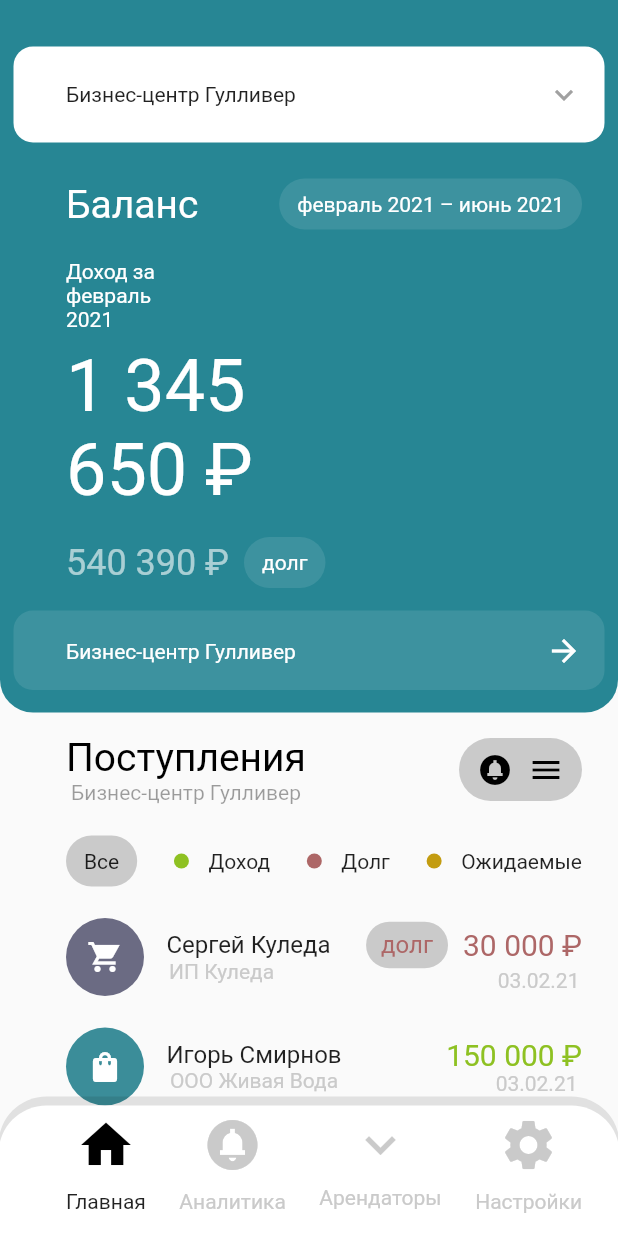
After one commit to GevorgKolikis/Lesson1, a Flutter app: the screen it shows after launch, on a phone screen of 412 x 824 dp. The commit adds this screen. Run offline on Flutter 3.47's test engine with Material 2 defaults, Android fonts, the phone set to English and light mode, and no system bars; missing offline and left inert: dart:html.

Commit message:
Add files via upload

```diff
--- /dev/null
+++ b/lib/Components/MejtexMas2.dart
@@ -0,0 +1,62 @@
+import 'package:flutter/material.dart';
+
+class mejtexiMas2 extends StatelessWidget {
+  const mejtexiMas2({Key? key}) : super(key: key);
+
+  @override
+  Widget build(BuildContext context) {
+    return Container(
+      margin: EdgeInsets.fromLTRB(9, 0, 9, 0),
+      padding: EdgeInsets.fromLTRB(35, 6, 15, 15),
+      child: Row(
+        mainAxisAlignment: MainAxisAlignment.spaceBetween,
+        children: [
+          Container(
+            decoration: BoxDecoration(
+              borderRadius: BorderRadiusDirectional.circular(60.0),
+              color: Color(0xffcacaca),
+            ),
+            padding: EdgeInsets.fromLTRB(12, 9, 12, 9),
+            child: Text('Все'),
+          ),
+          Row(
+            children: [
+              CircleAvatar(
+                backgroundColor: Color(0xff8EC122),
+                radius: 5,
+              ),
+              SizedBox(
+                width: 13,
+              ),
+              Text('Доход')
+            ],
+          ),
+          Row(
+            children: [
+              CircleAvatar(
+                backgroundColor: Color(0xffAD6767),
+                radius: 5,
+              ),
+              SizedBox(
+                width: 13,
+              ),
+              Text('Долг')
+            ],
+          ),
+          Row(
+            children: [
+              CircleAvatar(
+                backgroundColor: Color(0xffC39C10),
+                radius: 5,
+              ),
+              SizedBox(
+                width: 13,
+              ),
+              Text('Ожидаемые')
+            ],
+          ),
+        ],
+      ),
+    );
+  }
+}
--- /dev/null
+++ b/lib/Components/MejtexiMas.dart
@@ -0,0 +1,15 @@
+import 'package:flutter/material.dart';
+import 'MejtexMas2.dart';
+import 'MejtexiMas1.dart';
+
+class mejtexiMas extends StatelessWidget {
+  @override
+  Widget build(BuildContext context) {
+    return Column(
+      children: [
+        mejtexiMas1(),
+        mejtexiMas2(),
+      ],
+    );
+  }
+}
--- /dev/null
+++ b/lib/Components/MejtexiMas1.dart
@@ -0,0 +1,43 @@
+import 'package:flutter/material.dart';
+
+class mejtexiMas1 extends StatelessWidget {
+  const mejtexiMas1({Key? key}) : super(key: key);
+
+  @override
+  Widget build(BuildContext context) {
+    return Container(
+      margin: EdgeInsets.fromLTRB(9, 0, 9, 0),
+      padding: EdgeInsets.fromLTRB(35, 15, 15, 15),
+      child: Row(mainAxisAlignment: MainAxisAlignment.spaceBetween, children: [
+        Column(
+          children: [
+            Text(
+              'Поступления',
+              style: TextStyle(fontSize: 26, color: Colors.black),
+            ),
+            Text(
+              'Бизнес-центр Гулливер',
+              style: TextStyle(fontSize: 14, color: Colors.black38),
+            ),
+          ],
+        ),
+        Container(
+          decoration: BoxDecoration(
+            borderRadius: BorderRadiusDirectional.circular(60.0),
+            color: Color(0xffcacaca),
+          ),
+          padding: EdgeInsets.fromLTRB(12, 9, 12, 9),
+          child: Row(
+            children: [
+              Icon(Icons.circle_notifications_sharp, color: Colors.black),
+              SizedBox(
+                width: 10,
+              ),
+              Icon(Icons.menu, color: Colors.black),
+            ],
+          ),
+        ),
+      ]),
+    );
+  }
+}
--- /dev/null
+++ b/lib/Components/NerqeviMas.dart
@@ -0,0 +1,17 @@
+import 'package:flutter/material.dart';
+import 'NerqeviMas1.dart';
+import 'NerqeviMas2.dart';
+import 'NerqeviMas3.dart';
+
+class nerqeviMas extends StatelessWidget {
+  @override
+  Widget build(BuildContext context) {
+    return Column(
+      children: [
+        nerqeviMas1(),
+        nerqeviMas2(),
+        nerqeviMas3(),
+      ],
+    );
+  }
+}
--- /dev/null
+++ b/lib/Components/NerqeviMas1.dart
@@ -0,0 +1,98 @@
+import 'package:flutter/material.dart';
+
+class nerqeviMas1 extends StatelessWidget {
+  const nerqeviMas1({Key? key}) : super(key: key);
+
+  @override
+  Widget build(BuildContext context) {
+    return Container(
+      margin: EdgeInsets.fromLTRB(9, 0, 9, 0),
+      padding: EdgeInsets.fromLTRB(35, 6, 15, 15),
+      child: Row(
+        mainAxisAlignment: MainAxisAlignment.spaceBetween,
+        children: [
+          Row(children: [
+            CircleAvatar(
+              radius: 26,
+              backgroundColor: Color(0xff6B6B83),
+              child: Icon(Icons.shopping_cart_sharp, color: Colors.white),
+            ),
+            SizedBox(
+              width: 15,
+            ),
+            Column(
+              children: [
+                Text(
+                  'Сергей Куледа',
+                  style: TextStyle(fontSize: 16),
+                ),
+                Row(
+                  mainAxisAlignment: MainAxisAlignment.spaceBetween,
+                  children: [
+                    Text(
+                      'ИП Куледа',
+                      style: TextStyle(fontSize: 14, color: Color(0xffcacaca)),
+                    ),
+                    SizedBox(
+                      width: 36,
+                    )
+                  ],
+                )
+              ],
+            )
+          ]),
+          Row(
+            children: [
+              SizedBox(
+                width: 15,
+              ),
+              Column(
+                children: [
+                  Row(
+                    children: [
+                      Container(
+                        padding: EdgeInsets.fromLTRB(10, 6, 10, 6),
+                        decoration: BoxDecoration(
+                          borderRadius: BorderRadius.all(Radius.circular(20)),
+                          // bottomLeft: Radius.circular(22),
+                          // bottomRight: Radius.circular(22),
+                          color: Color(0xffcacaca),
+                        ),
+                        child: Text(
+                          'долг',
+                          style:
+                              TextStyle(fontSize: 16, color: Color(0xffAD6767)),
+                        ),
+                      ),
+                      SizedBox(
+                        width: 10,
+                      ),
+                      Text(
+                        '30 000 ₽',
+                        style:
+                            TextStyle(fontSize: 20, color: Color(0xffAD6767)),
+                      ),
+                    ],
+                  ),
+                  Row(
+                    mainAxisAlignment: MainAxisAlignment.spaceBetween,
+                    children: [
+                      SizedBox(
+                        width: 86,
+                      ),
+                      Text(
+                        '03.02.21',
+                        style:
+                            TextStyle(fontSize: 14, color: Color(0xffcacaca)),
+                      )
+                    ],
+                  )
+                ],
+              )
+            ],
+          )
+        ],
+      ),
+    );
+  }
+}
--- /dev/null
+++ b/lib/Components/NerqeviMas2.dart
@@ -0,0 +1,76 @@
+import 'package:flutter/material.dart';
+
+class nerqeviMas2 extends StatelessWidget {
+  const nerqeviMas2({Key? key}) : super(key: key);
+
+  @override
+  Widget build(BuildContext context) {
+    return Container(
+      margin: EdgeInsets.fromLTRB(9, 0, 9, 0),
+      padding: EdgeInsets.fromLTRB(35, 6, 15, 15),
+      child: Row(
+        mainAxisAlignment: MainAxisAlignment.spaceBetween,
+        children: [
+          Row(children: [
+            CircleAvatar(
+              radius: 26,
+              backgroundColor: Color(0xff3B8D99),
+              child: Icon(Icons.shopping_bag, color: Colors.white),
+            ),
+            SizedBox(
+              width: 15,
+            ),
+            Column(
+              children: [
+                Text(
+                  'Игорь Смирнов',
+                  style: TextStyle(fontSize: 16),
+                ),
+                Text(
+                  'ООО Живая Вода',
+                  style: TextStyle(fontSize: 14, color: Color(0xffcacaca)),
+                ),
+              ],
+            )
+          ]),
+          Row(
+            children: [
+              SizedBox(
+                width: 15,
+              ),
+              Column(
+                children: [
+                  Row(
+                    children: [
+                      SizedBox(
+                        width: 10,
+                      ),
+                      Text(
+                        '150 000 ₽',
+                        style:
+                            TextStyle(fontSize: 20, color: Color(0xff8EC122)),
+                      ),
+                    ],
+                  ),
+                  Row(
+                    mainAxisAlignment: MainAxisAlignment.spaceBetween,
+                    children: [
+                      SizedBox(
+                        width: 40,
+                      ),
+                      Text(
+                        '03.02.21',
+                        style:
+                            TextStyle(fontSize: 14, color: Color(0xffcacaca)),
+                      )
+                    ],
+                  )
+                ],
+              )
+            ],
+          )
+        ],
+      ),
+    );
+  }
+}
--- /dev/null
+++ b/lib/Components/NerqeviMas3.dart
@@ -0,0 +1,83 @@
+import 'package:flutter/material.dart';
+
+class nerqeviMas3 extends StatelessWidget {
+  const nerqeviMas3({Key? key}) : super(key: key);
+
+  @override
+  Widget build(BuildContext context) {
+    return Container(
+      margin: EdgeInsets.fromLTRB(9, 0, 9, 0),
+      padding: EdgeInsets.fromLTRB(35, 6, 15, 15),
+      child: Row(
+        mainAxisAlignment: MainAxisAlignment.spaceBetween,
+        children: [
+          Row(children: [
+            CircleAvatar(
+              radius: 26,
+              backgroundColor: Color(0xff6B6B83),
+              child: Icon(Icons.shopping_bag, color: Colors.white),
+            ),
+            SizedBox(
+              width: 15,
+            ),
+            Column(
+              children: [
+                Text(
+                  'Владимир Кравченко',
+                  style: TextStyle(fontSize: 16),
+                ),
+                Row(
+                  children: [
+                    Text(
+                      'ИП Кравченко',
+                      style: TextStyle(fontSize: 14, color: Color(0xffcacaca)),
+                    ),
+                    SizedBox(
+                      width: 66,
+                    )
+                  ],
+                )
+              ],
+            )
+          ]),
+          Row(
+            children: [
+              SizedBox(
+                width: 15,
+              ),
+              Column(
+                children: [
+                  Row(
+                    children: [
+                      SizedBox(
+                        width: 10,
+                      ),
+                      Text(
+                        '200 000 ₽',
+                        style:
+                            TextStyle(fontSize: 20, color: Color(0xffC39C10)),
+                      ),
+                    ],
+                  ),
+                  Row(
+                    mainAxisAlignment: MainAxisAlignment.spaceBetween,
+                    children: [
+                      SizedBox(
+                        width: 40,
+                      ),
+                      Text(
+                        '03.02.21',
+                        style:
+                            TextStyle(fontSize: 14, color: Color(0xffcacaca)),
+                      )
+                    ],
+                  )
+                ],
+              )
+            ],
+          )
+        ],
+      ),
+    );
+  }
+}
--- /dev/null
+++ b/lib/Components/VereviMas.dart
@@ -0,0 +1,130 @@
+import 'dart:html';
+
+import 'package:flutter/material.dart';
+
+class vereviMas extends StatelessWidget {
+
+  @override
+  Widget build(BuildContext context) {
+    return Column(
+        children: [
+          Container(
+              decoration: BoxDecoration(
+                borderRadius: BorderRadius.only(
+                  bottomLeft: Radius.circular(22),
+                  bottomRight: Radius.circular(22),
+                ),
+                color: Color(0xFF278694),
+              ),
+              child: Column(
+                mainAxisSize: MainAxisSize.min,
+                children: [
+                  Container(
+                    decoration: BoxDecoration(
+                      borderRadius: BorderRadiusDirectional.circular(13.0),
+                      color: Colors.white,
+                    ),
+                    margin: EdgeInsets.fromLTRB(9, 31, 9, 9),
+                    padding: EdgeInsets.fromLTRB(35, 20, 15, 20),
+                    child: Row(
+                        mainAxisAlignment: MainAxisAlignment.spaceBetween,
+                        children: [
+                          Text(
+                            'Бизнес-центр Гулливер',
+                          ),
+                          Icon(Icons.keyboard_arrow_down,
+                              color: Color(0xFFA1A1A1)),
+                        ]),
+                  ),
+                  //
+                  Container(
+                    margin: EdgeInsets.fromLTRB(9, 0, 9, 0),
+                    padding: EdgeInsets.fromLTRB(35, 15, 15, 15),
+                    child: Row(
+                        mainAxisAlignment: MainAxisAlignment.spaceBetween,
+                        children: [
+                          Text(
+                            'Баланс',
+                            style: TextStyle(fontSize: 26, color: Colors.white),
+                          ),
+                          Container(
+                            decoration: BoxDecoration(
+                              borderRadius:
+                                  BorderRadiusDirectional.circular(60.0),
+                              color: Colors.white10,
+                            ),
+                            padding: EdgeInsets.fromLTRB(12, 9, 12, 9),
+                            child: Text(
+                              'февраль 2021 – июнь 2021',
+                              style:
+                                  TextStyle(color: Colors.white, fontSize: 14),
+                            ),
+                          )
+                        ]),
+                  ),
+                  //
+                  Container(
+                    margin: EdgeInsets.fromLTRB(9, 0, 286, 0),
+                    padding: EdgeInsets.fromLTRB(35, 5, 15, 3),
+                    child: Text(
+                      'Доход за февраль 2021',
+                      style: TextStyle(color: Colors.white, fontSize: 14),
+                    ),
+                  ),
+                  //
+                  Container(
+                    margin: EdgeInsets.fromLTRB(9, 0, 180, 9),
+                    padding: EdgeInsets.fromLTRB(35, 5, 15, 5),
+                    child: Text(
+                      '1 345 650 ₽',
+                      style: TextStyle(color: Colors.white, fontSize: 48),
+                    ),
+                  ),
+                  //
+                  Container(
+                    margin: EdgeInsets.fromLTRB(9, 3, 9, 0),
+                    padding: EdgeInsets.fromLTRB(35, 0, 15, 15),
+                    child: Row(children: [
+                      Text(
+                        '540 390 ₽',
+                        style: TextStyle(fontSize: 24, color: Colors.white60),
+                      ),
+                      Container(
+                        margin: EdgeInsets.fromLTRB(10, 0, 0, 0),
+                        decoration: BoxDecoration(
+                          borderRadius: BorderRadiusDirectional.circular(60.0),
+                          color: Colors.white10,
+                        ),
+                        padding: EdgeInsets.fromLTRB(12, 9, 12, 9),
+                        child: Text(
+                          'долг',
+                          style: TextStyle(color: Colors.white, fontSize: 14),
+                        ),
+                      )
+                    ]),
+                  ),
+                  //
+                  Container(
+                    decoration: BoxDecoration(
+                      borderRadius: BorderRadiusDirectional.circular(13.0),
+                      color: Colors.white10,
+                    ),
+                    margin: EdgeInsets.fromLTRB(9, 0, 9, 15),
+                    padding: EdgeInsets.fromLTRB(35, 15, 15, 14),
+                    child: Row(
+                        mainAxisAlignment: MainAxisAlignment.spaceBetween,
+                        children: [
+                          Text(
+                            'Бизнес-центр Гулливер',
+                            style: TextStyle(color: Color(0xffffffff)),
+                          ),
+                          Icon(Icons.arrow_forward, color: Color(0xFFffffff)),
+                        ]),
+                  ),
+                ],
+              ),
+            ),
+        ],
+      );
+  }
+}
--- a/lib/main.dart
+++ b/lib/main.dart
@@ -1,7 +1,7 @@
 import 'package:flutter/material.dart';
-import 'Components/1.dart';
-import 'Components/2.dart';
-import 'Components/3.dart';
+import 'Components/VereviMas.dart';
+import 'Components/MejtexiMas.dart';
+import 'Components/NerqeviMas.dart';
 import 'Components/button.dart';
 
 void main() {
@@ -16,9 +16,9 @@ class MyApp extends StatelessWidget {
     return MaterialApp(
       home: Scaffold(
         body: Column(children: [
-          ggg(),
-          sss(),
-          aaa()
+          vereviMas(),
+          mejtexiMas(),
+          nerqeviMas(),
         ]),
         bottomNavigationBar: button(),
       ),
```
